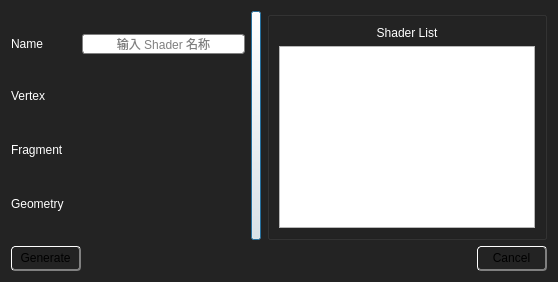
GueChen/GRobotSimulator, file GSimulator/UI/Dialog/shader_creator_dialog.ui: the form before one commit.
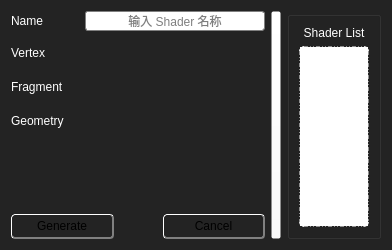
The form after the commit. Icons and pictures are not drawn. Custom widgets are drawn as their Qt base class.

Commit message: modify resource engine and add an button on shader creator, back to collision-dev

```diff
--- a/GSimulator/UI/Dialog/shader_creator_dialog.ui
+++ b/GSimulator/UI/Dialog/shader_creator_dialog.ui
@@ -6,8 +6,8 @@
    <rect>
     <x>0</x>
     <y>0</y>
-    <width>558</width>
-    <height>282</height>
+    <width>388</width>
+    <height>250</height>
    </rect>
   </property>
   <property name="windowTitle">
@@ -25,13 +25,12 @@
 	background-color: rgb(35, 35, 35);
 }</string>
   </property>
-  <layout class="QVBoxLayout" name="verticalLayout_3">
-   <item>
-    <layout class="QHBoxLayout" name="horizontalLayout_7">
-     <item>
       <layout class="QHBoxLayout" name="horizontalLayout_6">
        <item>
         <layout class="QVBoxLayout" name="verticalLayout_2">
+     <property name="spacing">
+      <number>9</number>
+     </property>
          <item>
           <layout class="QHBoxLayout" name="horizontalLayout_4">
            <item>
@@ -70,7 +69,7 @@
              </property>
              <property name="minimumSize">
               <size>
-               <width>0</width>
+           <width>180</width>
                <height>20</height>
               </size>
              </property>
@@ -143,7 +142,7 @@
              </property>
              <property name="minimumSize">
               <size>
-               <width>0</width>
+           <width>180</width>
                <height>25</height>
               </size>
              </property>
@@ -209,7 +208,7 @@
              </property>
              <property name="minimumSize">
               <size>
-               <width>0</width>
+           <width>180</width>
                <height>25</height>
               </size>
              </property>
@@ -255,7 +254,7 @@
              </property>
              <property name="minimumSize">
               <size>
-               <width>0</width>
+           <width>180</width>
                <height>25</height>
               </size>
              </property>
@@ -263,6 +262,147 @@
            </item>
           </layout>
          </item>
+     <item>
+      <spacer name="verticalSpacer">
+       <property name="orientation">
+        <enum>Qt::Vertical</enum>
+       </property>
+       <property name="sizeHint" stdset="0">
+        <size>
+         <width>20</width>
+         <height>40</height>
+        </size>
+       </property>
+      </spacer>
+     </item>
+     <item>
+      <layout class="QHBoxLayout" name="horizontalLayout_5">
+       <item>
+        <widget class="QPushButton" name="generate_button">
+         <property name="sizePolicy">
+          <sizepolicy hsizetype="Minimum" vsizetype="Fixed">
+           <horstretch>0</horstretch>
+           <verstretch>0</verstretch>
+          </sizepolicy>
+         </property>
+         <property name="minimumSize">
+          <size>
+           <width>60</width>
+           <height>25</height>
+          </size>
+         </property>
+         <property name="styleSheet">
+          <string notr="true">QPushButton{
+border: 1px solid white;
+border-radius:4px;
+border-bottom: 2px solid gray;
+border-right: 2px solid gray;
+background-color: 
+qlineargradient(spread:pad, x1:0, y1:0, x2:0, y2:1, 
+			stop:0     rgba(100, 100, 100, 255),
+			stop:0.35 rgba(20, 20, 20, 255), 
+			stop:0.65 rgba(25, 25, 25, 255),
+			stop:1 	  rgba(35, 35, 65, 255));
+color: 
+qlineargradient(spread:pad, x1:0, y1:0, x2:1, y2:1,
+ stop:0 rgba(175, 175, 200, 255), 
+ stop:1 rgba(220, 220, 255, 255));
+}
+QPushButton::hover{
+background-color: 
+qlineargradient(spread:pad, x1:0, y1:0, x2:0, y2:1, 
+			stop:0     rgba(120, 120, 120, 255),
+			stop:0.35 rgba(40, 40, 40, 255), 
+			stop:0.65 rgba(45, 45, 45, 255),
+			stop:1 	  rgba(55, 55, 85, 255));
+color: 
+qlineargradient(spread:pad, x1:0, y1:0, x2:1, y2:1,
+ stop:0 rgba(200, 200, 240, 255), 
+ stop:1 rgba(235, 245, 255, 255));
+border: 1px solid rgb(200, 245, 255);
+border-radius:4px;
+border-bottom: 1px solid rgb(175, 220, 230);
+border-right: 1px solid rgb(175, 220, 230);
+}
+</string>
+         </property>
+         <property name="text">
+          <string>Generate</string>
+         </property>
+        </widget>
+       </item>
+       <item>
+        <spacer name="horizontalSpacer">
+         <property name="orientation">
+          <enum>Qt::Horizontal</enum>
+         </property>
+         <property name="sizeType">
+          <enum>QSizePolicy::Fixed</enum>
+         </property>
+         <property name="sizeHint" stdset="0">
+          <size>
+           <width>40</width>
+           <height>20</height>
+          </size>
+         </property>
+        </spacer>
+       </item>
+       <item>
+        <widget class="QPushButton" name="cancel_button">
+         <property name="sizePolicy">
+          <sizepolicy hsizetype="Minimum" vsizetype="Fixed">
+           <horstretch>0</horstretch>
+           <verstretch>0</verstretch>
+          </sizepolicy>
+         </property>
+         <property name="minimumSize">
+          <size>
+           <width>60</width>
+           <height>25</height>
+          </size>
+         </property>
+         <property name="styleSheet">
+          <string notr="true">QPushButton{
+border: 1px solid white;
+border-radius:4px;
+border-bottom: 2px solid gray;
+border-right: 2px solid gray;
+background-color: 
+qlineargradient(spread:pad, x1:0, y1:0, x2:0, y2:1, 
+			stop:0     rgba(100, 100, 100, 255),
+			stop:0.35 rgba(20, 20, 20, 255), 
+			stop:0.65 rgba(25, 25, 25, 255),
+			stop:1 	  rgba(35, 35, 65, 255));
+color: 
+qlineargradient(spread:pad, x1:0, y1:0, x2:1, y2:1,
+ stop:0 rgba(175, 175, 200, 255), 
+ stop:1 rgba(220, 220, 255, 255));
+}
+QPushButton::hover{
+background-color: 
+qlineargradient(spread:pad, x1:0, y1:0, x2:0, y2:1, 
+			stop:0     rgba(120, 120, 120, 255),
+			stop:0.35 rgba(40, 40, 40, 255), 
+			stop:0.65 rgba(45, 45, 45, 255),
+			stop:1 	  rgba(55, 55, 85, 255));
+color: 
+qlineargradient(spread:pad, x1:0, y1:0, x2:1, y2:1,
+ stop:0 rgba(200, 200, 240, 255), 
+ stop:1 rgba(235, 245, 255, 255));
+border: 1px solid rgb(200, 245, 255);
+border-radius:4px;
+border-bottom: 1px solid rgb(175, 220, 230);
+border-right: 1px solid rgb(175, 220, 230);
+}
+</string>
+         </property>
+         <property name="text">
+          <string>Cancel</string>
+         </property>
+        </widget>
+       </item>
+      </layout>
+     </item>
         </layout>
        </item>
        <item>
@@ -279,12 +419,19 @@
            <height>16777215</height>
           </size>
          </property>
+     <property name="styleSheet">
+      <string notr="true">QPushButton{
+	background-color: rgba(255, 255, 255, 0);
+}
+
+QPushButton:hover{
+	background-color: rgba(155, 155, 155, 100);
+}</string>
+     </property>
          <property name="text">
           <string/>
          </property>
         </widget>
-       </item>
-      </layout>
      </item>
      <item>
       <widget class="QGroupBox" name="list_box">
@@ -322,137 +469,50 @@
          </widget>
         </item>
         <item>
-         <widget class="QListWidget" name="shader_lists"/>
-        </item>
-       </layout>
-      </widget>
-     </item>
-    </layout>
-   </item>
-   <item>
-    <layout class="QHBoxLayout" name="horizontalLayout_5">
-     <item>
-      <widget class="QPushButton" name="generate_button">
-       <property name="sizePolicy">
-        <sizepolicy hsizetype="Minimum" vsizetype="Fixed">
-         <horstretch>0</horstretch>
-         <verstretch>0</verstretch>
-        </sizepolicy>
-       </property>
-       <property name="minimumSize">
-        <size>
-         <width>70</width>
-         <height>25</height>
-        </size>
-       </property>
+       <widget class="QListWidget" name="shader_lists">
        <property name="styleSheet">
-        <string notr="true">QPushButton{
-border: 1px solid white;
-border-radius:4px;
-border-bottom: 2px solid gray;
-border-right: 2px solid gray;
-background-color: 
-qlineargradient(spread:pad, x1:0, y1:0, x2:0, y2:1, 
-			stop:0     rgba(100, 100, 100, 255),
-			stop:0.35 rgba(20, 20, 20, 255), 
-			stop:0.65 rgba(25, 25, 25, 255),
-			stop:1 	  rgba(35, 35, 65, 255));
-color: 
-qlineargradient(spread:pad, x1:0, y1:0, x2:1, y2:1,
- stop:0 rgba(175, 175, 200, 255), 
- stop:1 rgba(220, 220, 255, 255));
+         <string notr="true">QListView{	
+	border-style: dot-dot-dash;
+	border-width: 1px;
+	border-radius: 5px;
+	border-color: white;
+	
+	font: 9pt &quot;Cascadia Code&quot;;
+	background-color: qlineargradient(spread:pad, x1:0, y1:0, x2:0, y2:1, 
+		stop:0 		rgba(0, 0, 0, 255), 
+		stop:0.5 	rgba(25, 25, 25, 255),
+		stop:0.7    rgba(30, 30, 30, 255),
+	    stop:1 		rgba(55, 55, 55, 255));
 }
-QPushButton::hover{
-background-color: 
-qlineargradient(spread:pad, x1:0, y1:0, x2:0, y2:1, 
-			stop:0     rgba(120, 120, 120, 255),
-			stop:0.35 rgba(40, 40, 40, 255), 
-			stop:0.65 rgba(45, 45, 45, 255),
-			stop:1 	  rgba(55, 55, 85, 255));
-color: 
-qlineargradient(spread:pad, x1:0, y1:0, x2:1, y2:1,
- stop:0 rgba(200, 200, 240, 255), 
- stop:1 rgba(235, 245, 255, 255));
-border: 1px solid rgb(200, 245, 255);
-border-radius:4px;
-border-bottom: 1px solid rgb(175, 220, 230);
-border-right: 1px solid rgb(175, 220, 230);
+
+QListView::item{
+	font: 9pt &quot;微软雅黑&quot;;
+	color: rgb(220, 220, 255);
 }
-</string>
-       </property>
-       <property name="text">
-        <string>Generate</string>
-       </property>
-      </widget>
-     </item>
-     <item>
-      <spacer name="horizontalSpacer">
-       <property name="orientation">
-        <enum>Qt::Horizontal</enum>
-       </property>
-       <property name="sizeHint" stdset="0">
-        <size>
-         <width>40</width>
-         <height>20</height>
-        </size>
-       </property>
-      </spacer>
-     </item>
-     <item>
-      <widget class="QPushButton" name="cancel_button">
-       <property name="sizePolicy">
-        <sizepolicy hsizetype="Minimum" vsizetype="Fixed">
-         <horstretch>0</horstretch>
-         <verstretch>0</verstretch>
-        </sizepolicy>
-       </property>
-       <property name="minimumSize">
-        <size>
-         <width>70</width>
-         <height>25</height>
-        </size>
-       </property>
-       <property name="styleSheet">
-        <string notr="true">QPushButton{
-border: 1px solid white;
-border-radius:4px;
-border-bottom: 2px solid gray;
-border-right: 2px solid gray;
-background-color: 
-qlineargradient(spread:pad, x1:0, y1:0, x2:0, y2:1, 
-			stop:0     rgba(100, 100, 100, 255),
-			stop:0.35 rgba(20, 20, 20, 255), 
-			stop:0.65 rgba(25, 25, 25, 255),
-			stop:1 	  rgba(35, 35, 65, 255));
-color: 
-qlineargradient(spread:pad, x1:0, y1:0, x2:1, y2:1,
- stop:0 rgba(175, 175, 200, 255), 
- stop:1 rgba(220, 220, 255, 255));
+
+QListView::item::hover{
+
+	font: 9pt &quot;微软雅黑&quot;;
+	background: qlineargradient(x1: 0, y1: 0, x2: 1, y2: 0, 
+			stop:1 #333377, 
+			stop: 0 #995599);
+	color: rgb(220, 220, 255);
 }
-QPushButton::hover{
-background-color: 
-qlineargradient(spread:pad, x1:0, y1:0, x2:0, y2:1, 
-			stop:0     rgba(120, 120, 120, 255),
-			stop:0.35 rgba(40, 40, 40, 255), 
-			stop:0.65 rgba(45, 45, 45, 255),
-			stop:1 	  rgba(55, 55, 85, 255));
-color: 
-qlineargradient(spread:pad, x1:0, y1:0, x2:1, y2:1,
- stop:0 rgba(200, 200, 240, 255), 
- stop:1 rgba(235, 245, 255, 255));
-border: 1px solid rgb(200, 245, 255);
-border-radius:4px;
-border-bottom: 1px solid rgb(175, 220, 230);
-border-right: 1px solid rgb(175, 220, 230);
+
+QListView::item::selected {
+	background: qlineargradient(x1: 0, y1: 0, x2: 1, y2: 0, stop:0 #559977, stop: 1 #224455);
+	color: rgb(255, 230, 20);
 }
-</string>
-       </property>
-       <property name="text">
-        <string>Cancel</string>
-       </property>
+
+QListView::item:selected:active{
+	font: bold 12pt &quot;微软雅黑&quot;;
+    background: qlineargradient(x1: 0, y1: 0, x2: 0, y2: 1, stop: 0 #6ea1f1, stop: 1 #567dbc);
+}</string>
+        </property>
       </widget>
      </item>
     </layout>
+    </widget>
    </item>
   </layout>
  </widget>
```
Lines whose indentation alone changed are shown as unchanged. The commit also changes 6 other files.
